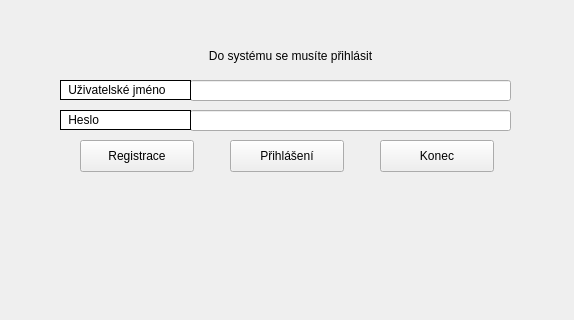
The window that hiro/hiro.ui (Ksanda/hiro) describes before a commit, drawn with Qt 5; both pictures show x 160 to 734 and y 196 to 516 of the 1064 by 633 pixel window.
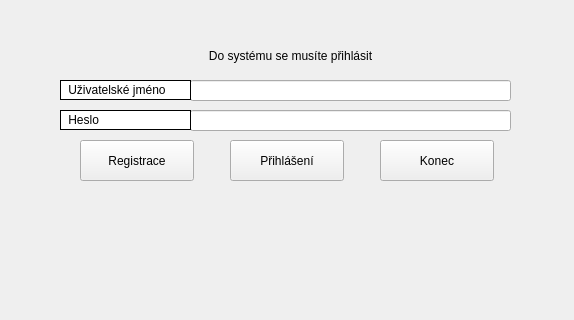
The same window after the commit.

Patch:
```diff
--- a/hiro/hiro.ui
+++ b/hiro/hiro.ui
@@ -109,7 +109,7 @@
       <x>240</x>
       <y>300</y>
       <width>114</width>
-      <height>32</height>
+      <height>41</height>
      </rect>
     </property>
     <property name="text">
@@ -122,7 +122,7 @@
       <x>390</x>
       <y>300</y>
       <width>114</width>
-      <height>32</height>
+      <height>41</height>
      </rect>
     </property>
     <property name="text">
@@ -135,7 +135,7 @@
       <x>540</x>
       <y>300</y>
       <width>114</width>
-      <height>32</height>
+      <height>41</height>
      </rect>
     </property>
     <property name="text">
```
